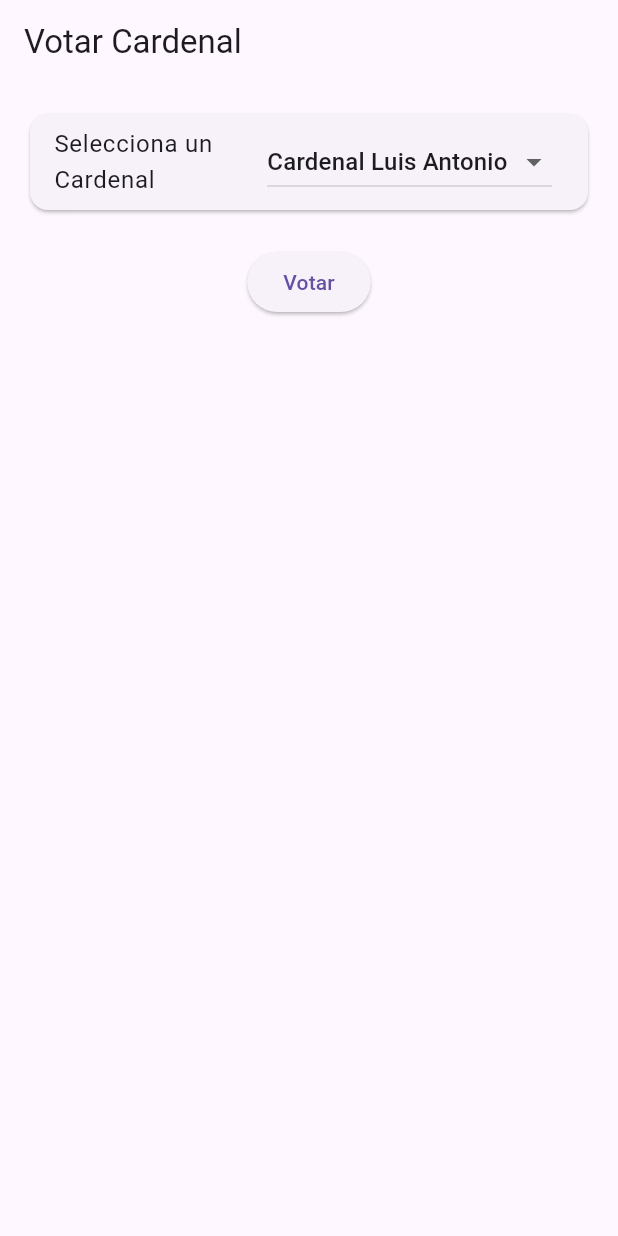
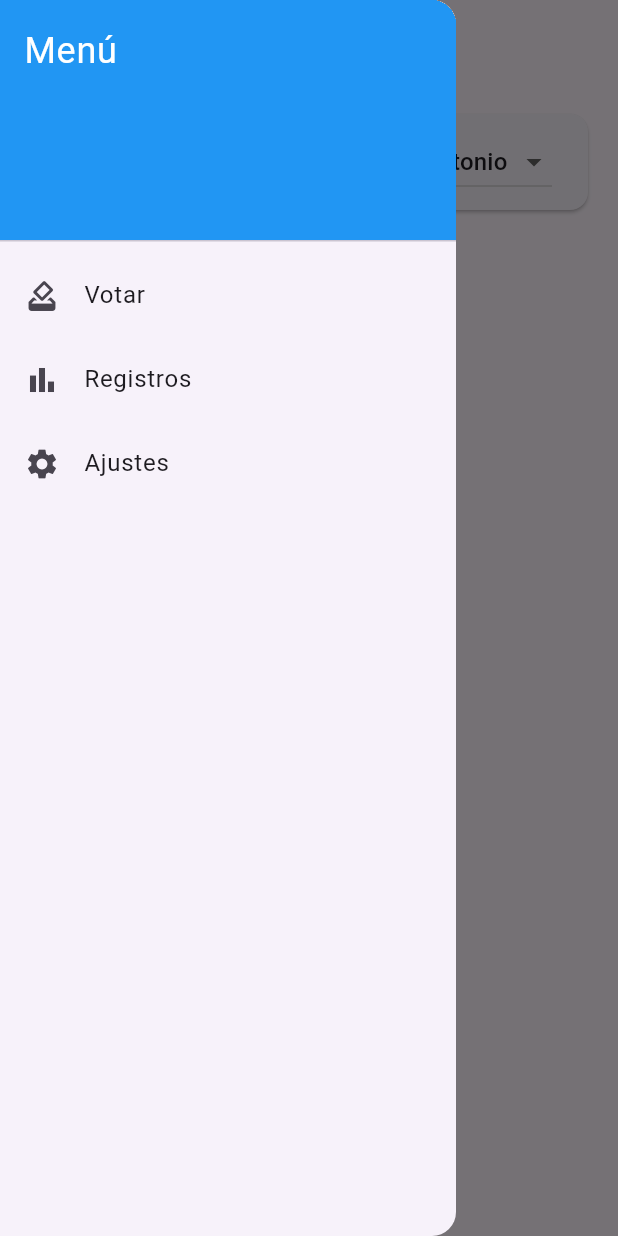
Before and after one commit to MarioGangosoRibera/Flutter_Cardenales, a Flutter app: the screen it shows after launch, with the side drawer open (before the commit the screen has no drawer), on a phone screen of 412 x 824 dp. Run offline on Flutter 3.47's test engine with Material 3 defaults, Android fonts, the phone set to English and light mode, and no system bars; our stand-ins replace sqflite_common_ffi; accounts and stored records are empty.

```diff
--- a/lib/PantallaAjustes.dart
+++ b/lib/PantallaAjustes.dart
@@ -1,4 +1,5 @@
 import 'package:flutter/material.dart';
+import 'package:parecido_examen/app_drawer.dart';
 import 'package:provider/provider.dart';
 import 'theme_notifier.dart';
 
@@ -21,6 +22,7 @@ class _PantallaAjustesState extends State<PantallaAjustes> {
 
     return Scaffold(
       appBar: AppBar(title: const Text('Ajustes')),
+      drawer: AppDrawer(),
       body: Padding(
         padding: const EdgeInsets.all(16.0),
         child: Column(
--- a/lib/PantallaVotar.dart
+++ b/lib/PantallaVotar.dart
@@ -1,4 +1,5 @@
 import 'package:flutter/material.dart';
+import 'package:parecido_examen/app_drawer.dart';
 import 'database_helper.dart';
 
 class PantallaVotar extends StatefulWidget {
@@ -41,6 +42,7 @@ class _PantallaVotarState extends State<PantallaVotar> {
   Widget build(BuildContext context) {
     return Scaffold(
       appBar: AppBar(title: const Text('Votar Cardenal')),
+      drawer: AppDrawer(),
       body: Padding(
         padding: const EdgeInsets.all(16.0),
         child: _cardenales.isEmpty
--- /dev/null
+++ b/lib/app_drawer.dart
@@ -0,0 +1,53 @@
+import 'package:flutter/material.dart';
+import 'PantallaAjustes.dart';
+import 'PantallaRegistros.dart';
+import 'PantallaVotar.dart';
+
+class AppDrawer extends StatelessWidget {
+  const AppDrawer({super.key});
+
+  @override
+  Widget build(BuildContext context) {
+    return Drawer(
+      child: ListView(
+        padding: EdgeInsets.zero,
+        children: [
+          const DrawerHeader(
+            decoration: BoxDecoration(color: Colors.blue),
+            child: Text('Menú', style: TextStyle(color: Colors.white, fontSize: 24)),
+          ),
+          ListTile(
+            leading: const Icon(Icons.how_to_vote),
+            title: const Text('Votar'),
+            onTap: () {
+              Navigator.pushReplacement(
+                context,
+                MaterialPageRoute(builder: (_) => const PantallaVotar()),
+              );
+            },
+          ),
+          ListTile(
+            leading: const Icon(Icons.bar_chart),
+            title: const Text('Registros'),
+            onTap: () {
+              Navigator.pushReplacement(
+                context,
+                MaterialPageRoute(builder: (_) => const PantallaRegistros()),
+              );
+            },
+          ),
+          ListTile(
+            leading: const Icon(Icons.settings),
+            title: const Text('Ajustes'),
+            onTap: () {
+              Navigator.pushReplacement(
+                context,
+                MaterialPageRoute(builder: (_) => const PantallaAjustes()),
+              );
+            },
+          ),
+        ],
+      ),
+    );
+  }
+}
--- a/lib/main.dart
+++ b/lib/main.dart
@@ -1,5 +1,6 @@
 import 'package:flutter/material.dart';
 import 'package:parecido_examen/PantallaAjustes.dart';
+import 'package:parecido_examen/PantallaRegistros.dart';
 import 'package:parecido_examen/PantallaVotar.dart';
 import 'package:parecido_examen/theme_notifier.dart';
 import 'package:provider/provider.dart';
--- a/pubspec.yaml
+++ b/pubspec.yaml
@@ -10,7 +10,7 @@ dependencies:
   flutter:
     sdk: flutter
   provider: ^6.1.5
-  sqflite: ^2.4.1
+  sqflite_common_ffi: ^2.3.1
 
 dev_dependencies:
   flutter_test:
```
Also changed, not shown: lib/PantallaRegistros.dart (added, +48 -0 lines), lib/database_helper.dart (+28 -4 lines), pubspec.lock, 1 other file.
